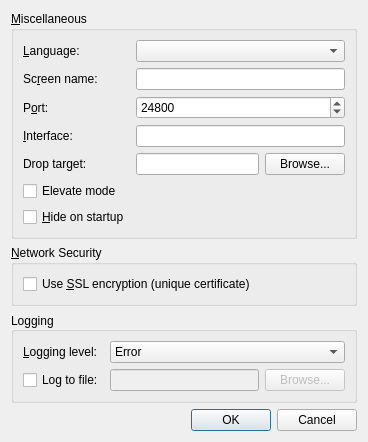
Above: src/gui/res/SettingsDialogBase.ui from sebgregoire/synergy before the change. Below: the same form after it.
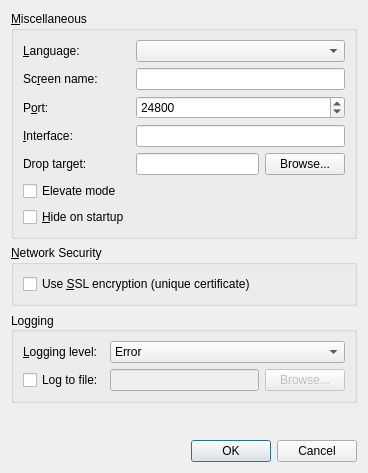
That is the form after the change.

Commit message: Make drop target specification Windows only #4988

Diff of the .ui file:
```diff
--- a/src/gui/res/SettingsDialogBase.ui
+++ b/src/gui/res/SettingsDialogBase.ui
@@ -7,7 +7,7 @@
     <x>0</x>
     <y>0</y>
     <width>368</width>
-    <height>438</height>
+    <height>473</height>
    </rect>
   </property>
   <property name="windowTitle">
```
Left out of the diff: 2 changed lines with no effect on the pictures. The commit also changes 1 other file.
